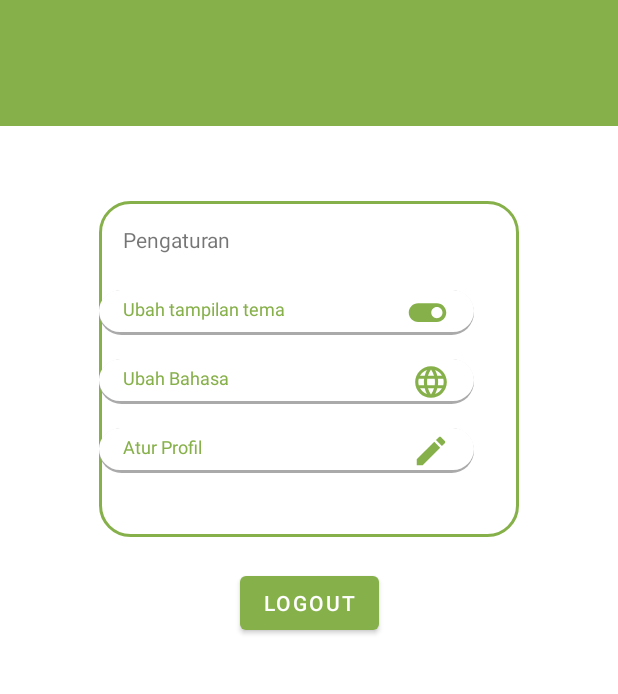
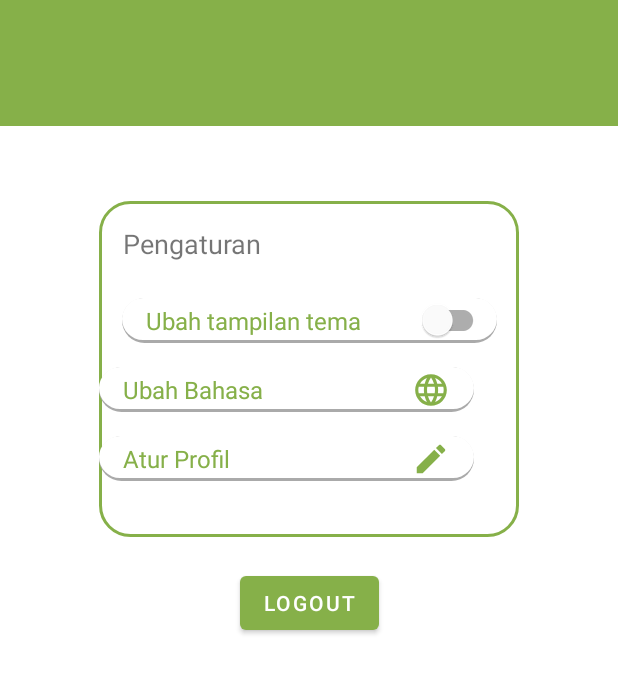
Before and after one commit to Yume-Desu/-prjct_capstone_c22-ps348, an Android app: the ProfileActivity screen opened directly, with no data from a screen before it, on a phone screen of 412 x 824 dp, the part 294-988 px from its top. Run offline under Robolectric (Android 15) with nearby library versions, the phone set to English and light mode, and no system bars.

Commit message:
update profile layout

```diff
--- a/MD-Project/KuDaur/app/src/main/java/com/bangkit/capstoneproject/kudaur/ui/profile/ProfileActivity.kt
+++ b/MD-Project/KuDaur/app/src/main/java/com/bangkit/capstoneproject/kudaur/ui/profile/ProfileActivity.kt
@@ -26,7 +26,7 @@ class ProfileActivity : AppCompatActivity() {
 
         binding.namaUser.text = session.getSession()?.name
 
-        binding.editBahasa.setOnClickListener {
+        binding.changeLanguage.setOnClickListener {
             startActivity(Intent(Settings.ACTION_LOCALE_SETTINGS))
         }
 
--- a/MD-Project/KuDaur/app/src/main/res/layout/activity_profile.xml
+++ b/MD-Project/KuDaur/app/src/main/res/layout/activity_profile.xml
@@ -82,7 +82,7 @@
                 android:layout_marginStart="16dp"
                 android:layout_marginTop="16dp"
                 android:text="@string/pengaturan"
-                android:textSize="14sp"
+                android:textSize="18sp"
                 app:layout_constraintStart_toStartOf="parent"
                 app:layout_constraintTop_toTopOf="parent" />
 
@@ -92,9 +92,10 @@
                 android:layout_height="30dp"
                 android:layout_marginTop="24dp"
                 android:background="@drawable/border_pengaturan_detail"
+                app:layout_constraintEnd_toEndOf="parent"
+                app:layout_constraintStart_toStartOf="parent"
                 app:layout_constraintTop_toBottomOf="@+id/textView5"
-                tools:ignore="MissingConstraints"
-                tools:layout_editor_absoluteX="16dp">
+                tools:ignore="MissingConstraints">
 
                 <androidx.constraintlayout.widget.ConstraintLayout
                     android:layout_width="match_parent"
@@ -109,20 +110,18 @@
                         android:layout_marginTop="4dp"
                         android:text="@string/ubah_tampilan_tema"
                         android:textColor="@color/light_green"
-                        android:textSize="12sp"
+                        android:textSize="16sp"
                         app:layout_constraintStart_toStartOf="parent"
                         app:layout_constraintTop_toTopOf="parent" />
 
-                    <ImageView
-                        android:id="@+id/edit_tema"
-                        android:layout_width="30dp"
-                        android:layout_height="30dp"
-                        android:layout_marginEnd="16dp"
+                    <com.google.android.material.switchmaterial.SwitchMaterial
+                        android:id="@+id/sm_switch_theme"
+                        android:layout_width="wrap_content"
+                        android:layout_height="wrap_content"
+                        android:layout_marginEnd="5dp"
                         app:layout_constraintBottom_toBottomOf="parent"
                         app:layout_constraintEnd_toEndOf="parent"
-                        app:layout_constraintTop_toTopOf="parent"
-                        app:srcCompat="@drawable/ic_baseline_toggle_on_24"
-                        tools:ignore="MissingConstraints" />
+                        app:layout_constraintTop_toTopOf="parent" />
 
                 </androidx.constraintlayout.widget.ConstraintLayout>
 
@@ -141,6 +140,7 @@
                 <androidx.constraintlayout.widget.ConstraintLayout
                     android:layout_width="match_parent"
                     android:layout_height="match_parent"
+                    android:id="@+id/change_language"
                     tools:context=".ui.profile.ProfileActivity">
 
                     <TextView
@@ -151,7 +151,7 @@
                         android:layout_marginTop="4dp"
                         android:text="@string/change_language"
                         android:textColor="@color/light_green"
-                        android:textSize="12sp"
+                        android:textSize="16sp"
                         app:layout_constraintStart_toStartOf="parent"
                         app:layout_constraintTop_toTopOf="parent" />
 
@@ -193,7 +193,7 @@
                         android:layout_marginTop="4dp"
                         android:text="@string/atur_profil"
                         android:textColor="@color/light_green"
-                        android:textSize="12sp"
+                        android:textSize="16sp"
                         app:layout_constraintStart_toStartOf="parent"
                         app:layout_constraintTop_toTopOf="parent" />
 
```
Also changed, not shown: 1 other file.
